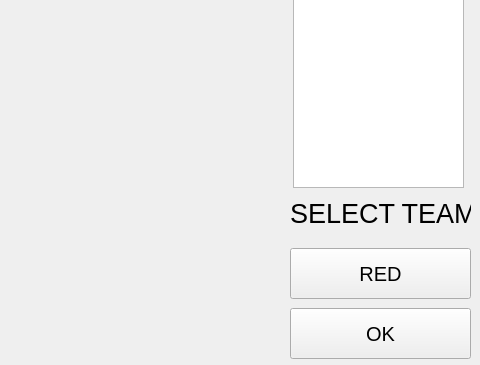
Before: the Qt Designer form RCBigAlgo/catkin_ws/src/rcbigalgo/ui/mainwindow.ui in qiayuanl/RM2019SummerCamp, drawn with Qt 5; both pictures show x 530 to 1010 and y 212 to 577 of the 1010 by 577 pixel window.
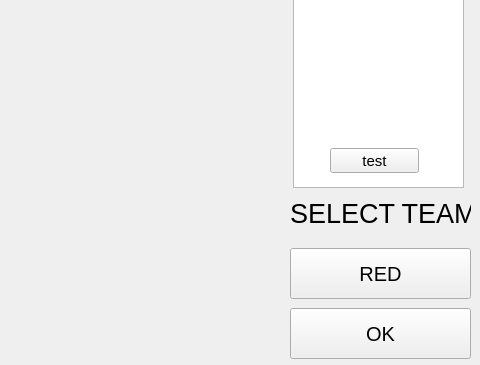
After: the same form once the commit is applied.

```diff
--- a/RCBigAlgo/catkin_ws/src/rcbigalgo/ui/mainwindow.ui
+++ b/RCBigAlgo/catkin_ws/src/rcbigalgo/ui/mainwindow.ui
@@ -114,6 +114,19 @@
      </rect>
     </property>
    </widget>
+   <widget class="QPushButton" name="pbTestSeq">
+    <property name="geometry">
+     <rect>
+      <x>860</x>
+      <y>360</y>
+      <width>89</width>
+      <height>25</height>
+     </rect>
+    </property>
+    <property name="text">
+     <string>test</string>
+    </property>
+   </widget>
   </widget>
  </widget>
  <layoutdefault spacing="6" margin="11"/>
```
